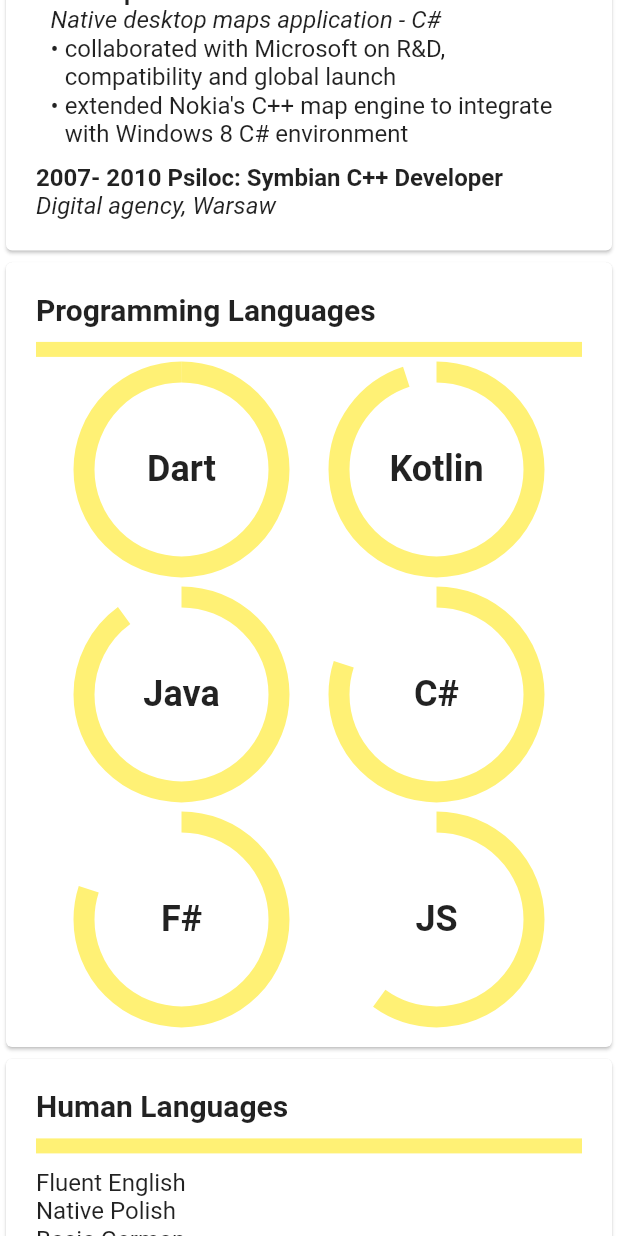
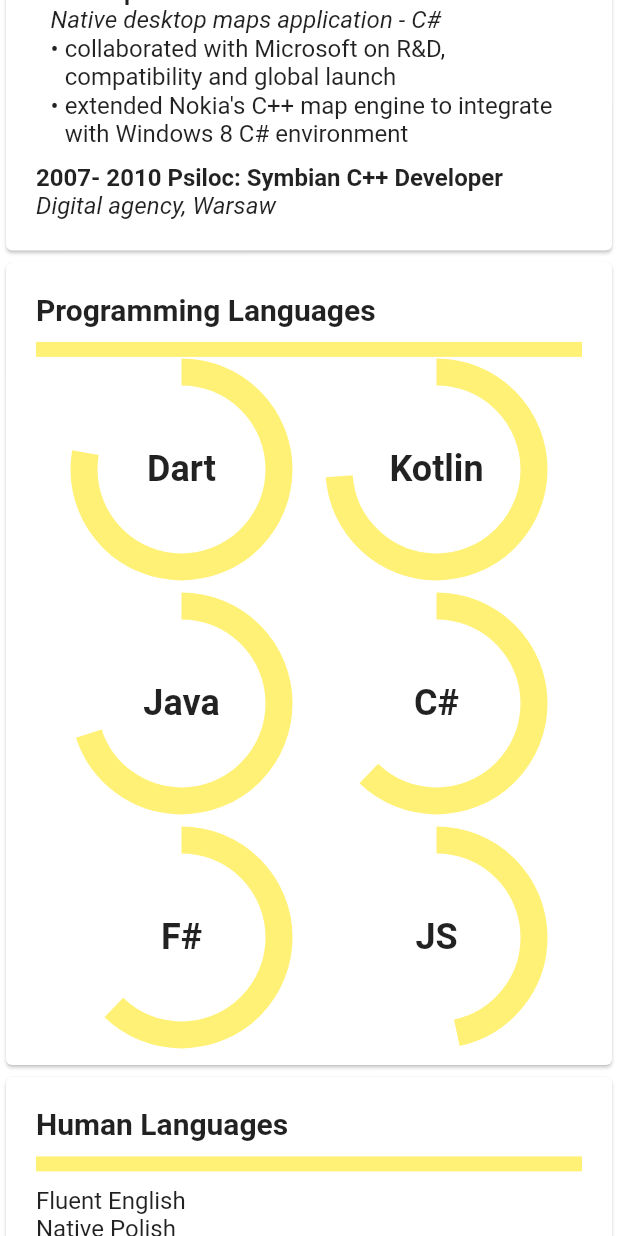
Before and after one commit to tomaszpolanski/profile, a Flutter app: the screen it shows after launch, scrolled down 1152 dp, on a phone screen of 412 x 824 dp. Run offline on Flutter 3.47's test engine with Material 2 defaults, Android fonts, the phone set to English and light mode, and no system bars.

```diff
--- a/lib/pages/profile_page.dart
+++ b/lib/pages/profile_page.dart
@@ -105,7 +105,7 @@ I enjoy roles where I can bring my significant experience to the table, but also
                 runAlignment: WrapAlignment.spaceBetween,
                 alignment: WrapAlignment.spaceAround,
                 spacing: 40,
-                runSpacing: 20,
+                runSpacing: 26,
                 children: <Widget>[
                   KnowledgeCircle(
                     percentage: 1,
@@ -268,7 +268,7 @@ class _Card extends StatelessWidget {
             ),
             SizedBox(height: 10),
             DefaultTextStyle(
-              style: Theme.of(context).textTheme.subhead,
+              style: Theme.of(context).textTheme.subhead.copyWith(height: 1.2),
               child: child,
             ),
           ],
@@ -278,7 +278,7 @@ class _Card extends StatelessWidget {
   }
 }
 
-class KnowledgeCircle extends StatelessWidget {
+class KnowledgeCircle extends StatefulWidget {
   const KnowledgeCircle({
     Key key,
     this.percentage,
@@ -289,6 +289,29 @@ class KnowledgeCircle extends StatelessWidget {
   final Widget child;
 
   @override
+  _KnowledgeCircleState createState() => _KnowledgeCircleState();
+}
+
+class _KnowledgeCircleState extends State<KnowledgeCircle>
+    with SingleTickerProviderStateMixin {
+  AnimationController _controller;
+
+  @override
+  void initState() {
+    super.initState();
+    _controller = AnimationController(
+      vsync: this,
+      duration: Duration(milliseconds: 900),
+    )..forward();
+  }
+
+  @override
+  void dispose() {
+    _controller.dispose();
+    super.dispose();
+  }
+
+  @override
   Widget build(BuildContext context) {
     return SizedBox(
       height: 130,
@@ -296,9 +319,14 @@ class KnowledgeCircle extends StatelessWidget {
       child: Stack(
         fit: StackFit.expand,
         children: <Widget>[
-          CircularProgressIndicator(
-            value: percentage,
-            strokeWidth: 14,
+          AnimatedBuilder(
+            animation: _controller,
+            builder: (_, __) {
+              return CircularProgressIndicator(
+                value: widget.percentage * _controller.value,
+                strokeWidth: 18,
+              );
+            },
           ),
           Center(
             child: Padding(
@@ -308,7 +336,7 @@ class KnowledgeCircle extends StatelessWidget {
                     .textTheme
                     .headline
                     .copyWith(fontWeight: FontWeight.bold),
-                child: child,
+                child: widget.child,
               ),
             ),
           ),
```
